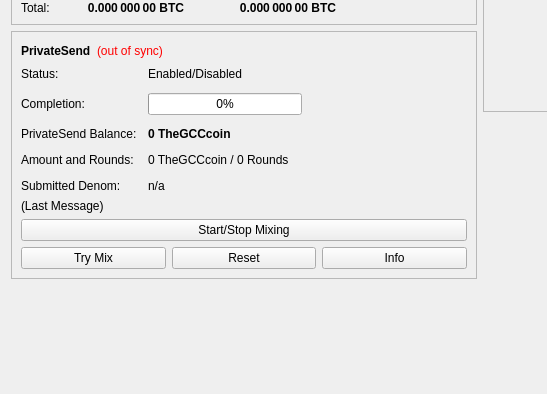
TheGCCcoin/global-cryptocurrency, file src/qt/forms/overviewpage.ui: the form before one commit; both pictures show x 0 to 547 and y 191 to 585 of the 960 by 585 pixel window.
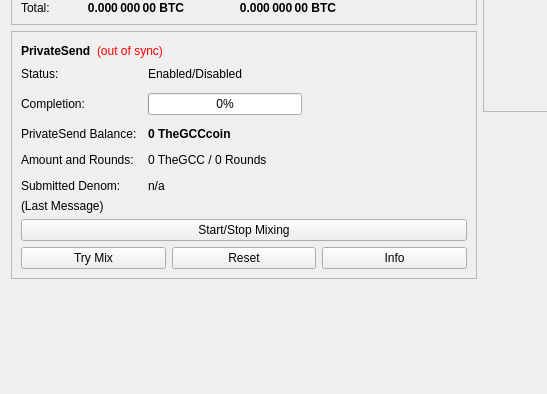
The form after the commit.

Diff of the .ui file:
```diff
--- a/src/qt/forms/overviewpage.ui
+++ b/src/qt/forms/overviewpage.ui
@@ -528,7 +528,7 @@
             <item row="3" column="1">
              <widget class="QLabel" name="labelAmountRounds">
               <property name="text">
-               <string>0 TheGCCcoin / 0 Rounds</string>
+               <string>0 TheGCC / 0 Rounds</string>
               </property>
              </widget>
             </item>
```
